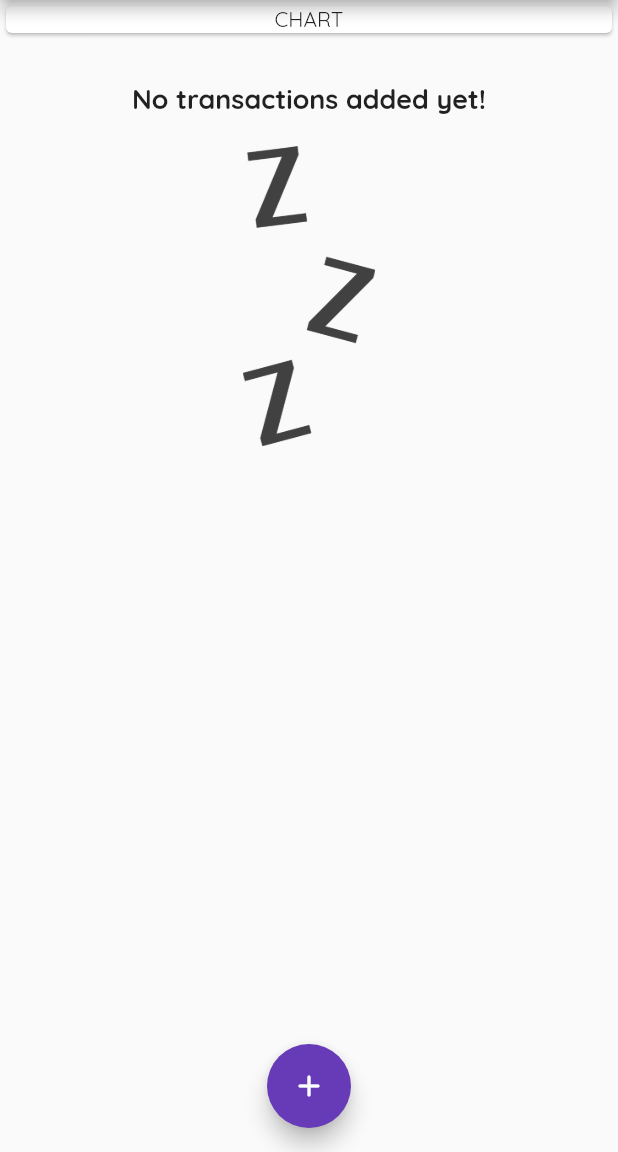
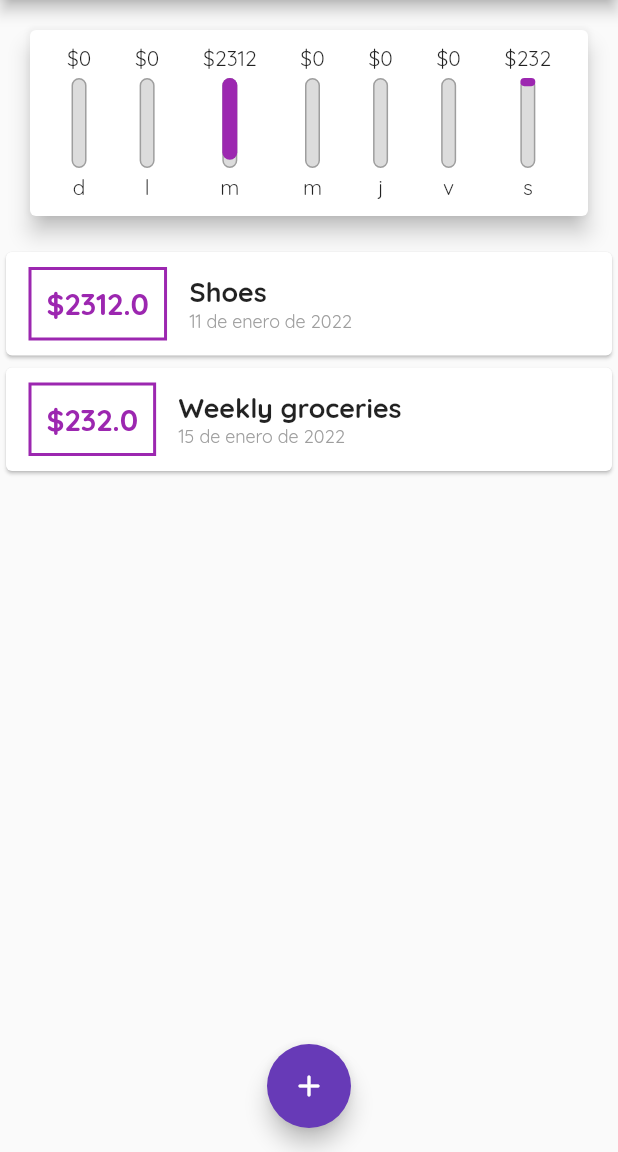
Before and after one commit to SantiagoVargasVe/expenses_app, a Flutter app: the screen it shows after launch, on a phone screen of 412 x 824 dp, the part 84-1236 px from its top. Run offline on Flutter 3.47's test engine with Material 2 defaults, Android fonts, the phone set to English and light mode, and no system bars; Roboto replaces fonts that are missing (OpenSans).

Commit message:
ADD: Chart

```diff
--- a/lib/main.dart
+++ b/lib/main.dart
@@ -3,6 +3,7 @@ import 'package:flutter/material.dart';
 import 'package:intl/date_symbol_data_local.dart';
 import 'widgets/transaction_list.dart';
 import 'models/transaction.dart';
+import 'widgets/chart.dart';
 
 void main() {
   initializeDateFormatting('es_ES').then((_) => runApp(MyApp()));
@@ -46,16 +47,23 @@ class _MyHomePageState extends State<MyHomePage> {
   final amountController = TextEditingController();
 
   final List<Transaction> _userTransactions = [
-    // Transaction(
-    //     id: 't1', title: 'Shoes', amount: 2312, date: DateTime(2019, 4, 1)),
-    // Transaction(
-    //     id: 't2',
-    //     title: 'Weekly groceries',
-    //     amount: 2312,
-    //     date: DateTime.now()),
+    Transaction(
+        id: 't1', title: 'Shoes', amount: 2312, date: DateTime(2022, 1, 11)),
+    Transaction(
+        id: 't2', title: 'Weekly groceries', amount: 232, date: DateTime.now()),
   ];
 
-  void _addNewTransaction(String txTitle, int txAmount) {
+  List<Transaction> get _recentTransactions {
+    return _userTransactions.where((tx) {
+      return tx.date.isAfter(
+        DateTime.now().subtract(
+          const Duration(days: 7),
+        ),
+      );
+    }).toList();
+  }
+
+  void _addNewTransaction(String txTitle, double txAmount) {
     final newTx = Transaction(
       title: txTitle,
       amount: txAmount,
@@ -90,15 +98,7 @@ class _MyHomePageState extends State<MyHomePage> {
       body: SingleChildScrollView(
         child: Column(
           children: [
-            const SizedBox(
-              width: double.infinity,
-              child: Card(
-                child: Text(
-                  "CHART",
-                  textAlign: TextAlign.center,
-                ),
-              ),
-            ),
+            Chart(_recentTransactions),
             TransactionList(_userTransactions),
           ],
         ),
--- a/lib/models/transaction.dart
+++ b/lib/models/transaction.dart
@@ -1,7 +1,7 @@
 class Transaction {
   String id;
   String title;
-  int amount;
+  double amount;
   DateTime date;
 
   Transaction(
--- /dev/null
+++ b/lib/widgets/chart.dart
@@ -0,0 +1,67 @@
+import '../models/transaction.dart';
+import 'package:flutter/material.dart';
+import 'package:intl/intl.dart';
+import 'chart_bar.dart';
+
+class Chart extends StatelessWidget {
+  final List<Transaction> recentTransactions;
+
+  const Chart(this.recentTransactions, {Key? key}) : super(key: key);
+
+  List<Map<String, Object>> get gropuedTransactionValues {
+    return List.generate(7, (index) {
+      final weekDay = DateTime.now().subtract(
+        Duration(days: index),
+      );
+
+      var totalSum = 0.0;
+
+      for (var i = 0; i < recentTransactions.length; i++) {
+        if (recentTransactions[i].date.day == weekDay.day &&
+            recentTransactions[i].date.month == weekDay.month &&
+            recentTransactions[i].date.year == weekDay.year) {
+          totalSum += recentTransactions[i].amount;
+        }
+      }
+      return {
+        'day': DateFormat.E('es_ES').format(weekDay).substring(0, 1),
+        'amount': totalSum
+      };
+    });
+  }
+
+  double get totalSpending {
+    return gropuedTransactionValues.fold(0.0, (sum, item) {
+      return sum + (item['amount'] as double);
+    });
+  }
+
+  @override
+  Widget build(BuildContext context) {
+    return Card(
+        elevation: 6,
+        margin: const EdgeInsets.all(20),
+        child: Padding(
+          padding: const EdgeInsets.all(10),
+          child: Row(
+            mainAxisAlignment: MainAxisAlignment.spaceAround,
+            children: gropuedTransactionValues
+                .map((data) {
+                  return Flexible(
+                    fit: FlexFit.loose,
+                    child: ChartBar(
+                      data['day'] as String,
+                      data['amount'] as double,
+                      totalSpending == 0.0
+                          ? 0.0
+                          : (data['amount'] as double) / totalSpending,
+                    ),
+                  );
+                })
+                .toList()
+                .reversed
+                .toList(),
+          ),
+        ));
+  }
+}
--- /dev/null
+++ b/lib/widgets/chart_bar.dart
@@ -0,0 +1,50 @@
+import 'package:flutter/material.dart';
+
+class ChartBar extends StatelessWidget {
+  final String label;
+  final double spendingAmount;
+  final double spendingPctOfTotal;
+
+  const ChartBar(this.label, this.spendingAmount, this.spendingPctOfTotal,
+      {Key? key})
+      : super(key: key);
+
+  @override
+  Widget build(BuildContext context) {
+    return Column(
+      children: [
+        FittedBox(child: Text('\$${spendingAmount.toStringAsFixed(0)}')),
+        const SizedBox(
+          height: 4,
+        ),
+        SizedBox(
+          height: 60,
+          width: 10,
+          child: Stack(
+            children: [
+              Container(
+                  decoration: BoxDecoration(
+                border: Border.all(color: Colors.grey, width: 1.0),
+                color: const Color.fromRGBO(220, 220, 220, 1),
+                borderRadius: BorderRadius.circular(10),
+              )),
+              FractionallySizedBox(
+                heightFactor: spendingPctOfTotal,
+                child: Container(
+                  decoration: BoxDecoration(
+                    color: Theme.of(context).primaryColor,
+                    borderRadius: BorderRadius.circular(10),
+                  ),
+                ),
+              ),
+            ],
+          ),
+        ),
+        const SizedBox(
+          height: 4,
+        ),
+        Text(label)
+      ],
+    );
+  }
+}
--- a/lib/widgets/new_transaction.dart
+++ b/lib/widgets/new_transaction.dart
@@ -16,7 +16,7 @@ class _NewTransactionState extends State<NewTransaction> {
 
   void submitData() {
     final enteredTitle = titleController.text;
-    final enteredAmount = int.parse(amountController.text);
+    final enteredAmount = double.parse(amountController.text);
 
     if (enteredTitle.isEmpty || enteredAmount <= 0) {
       return;
--- a/lib/widgets/transaction_list.dart
+++ b/lib/widgets/transaction_list.dart
@@ -16,7 +16,7 @@ class TransactionList extends StatelessWidget {
               mainAxisAlignment: MainAxisAlignment.center,
               children: [
                 Text(
-                  'No transactions added yet!',
+                  'No hay transacciones por ahora',
                   style: Theme.of(context).textTheme.headline6,
                 ),
                 const SizedBox(
```
